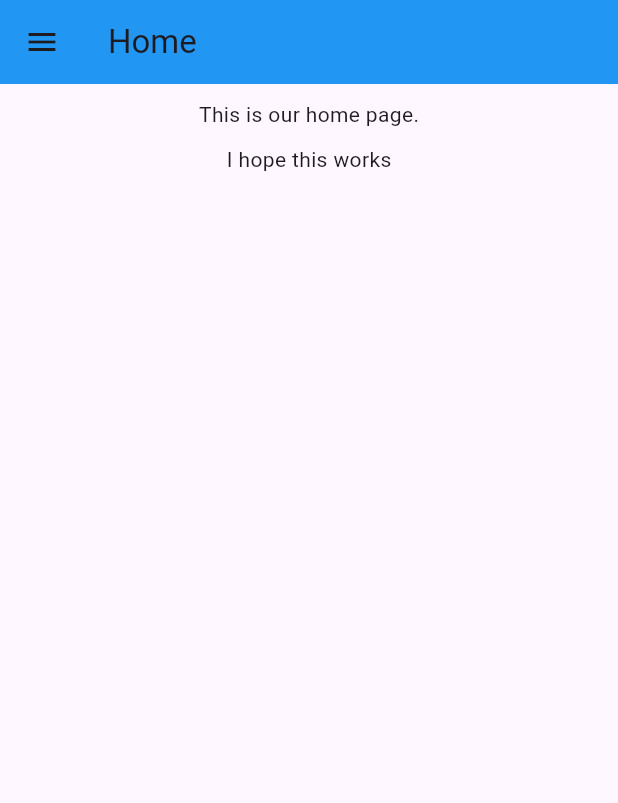
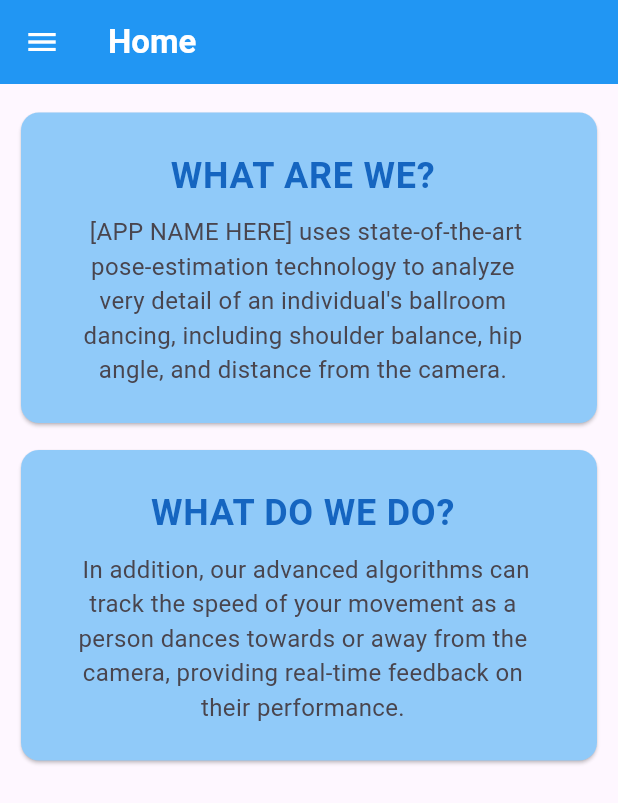
Before and after one commit to Theoshiri/danceApp, a Flutter app: the screen it shows after launch, on a phone screen of 412 x 824 dp. Shown: the top 803 px of the screen. Run offline on Flutter 3.47's test engine with Material 2 defaults, Android fonts, the phone set to English and light mode, and no system bars; our stand-ins replace chewie, cloud_firestore, firebase_core, firebase_storage, image_picker, shared_preferences and 1 more; missing offline and left inert: multilevel_drawer; accounts and stored records are empty; statements that could not run were skipped.

Commit message:
Interface Changes

```diff
--- a/Flutter/lib/home_screen.dart
+++ b/Flutter/lib/home_screen.dart
@@ -10,6 +10,27 @@ class HomePage extends StatefulWidget {
 }
 
 class _HomePageState extends State<HomePage> {
+  List<String> info = [
+    "WHAT ARE WE?| [APP NAME HERE] uses state-of-the-art pose-estimation technology to analyze very detail of an individual's ballroom dancing, including shoulder balance, hip angle, and distance from the camera.",
+    "WHAT DO WE DO?| In addition, our advanced algorithms can track the speed of your movement as a person dances towards or away from the camera, providing real-time feedback on their performance.",
+  ];
+
+  String extractTitle(String text) {
+    final parts = text.split('|');
+    if (parts.isNotEmpty) {
+      return parts[0];
+    }
+    return '';
+  }
+
+  String extractSubtitle(String text) {
+    final parts = text.split('|');
+    if (parts.length > 1) {
+      return parts[1];
+    }
+    return parts[0];
+  }
+
   @override
   Widget build(BuildContext context) {
     return SafeArea(
@@ -19,9 +40,47 @@ class _HomePageState extends State<HomePage> {
           child: Center(
             child: Column(
               children: [
-                Text('This is our home page.'),
-                SizedBox(height: 10.0),
-                Text('I hope this works'),
+                Expanded(
+                  child: ListView.builder(
+                    itemCount: info.length,
+                    itemBuilder: (context, index) {
+                      final infoTitle = extractTitle(info[index]);
+                      final infoSubtitle = extractSubtitle(info[index]);
+                      return Padding(
+                        padding: EdgeInsets.symmetric(vertical: 5.0),
+                        child: Card(
+                          color: Colors.blue[200],
+                          child: Padding(
+                            padding: const EdgeInsets.all(16.0),
+                            child: ListTile(
+                              title: Text(
+                                infoTitle,
+                                textAlign: TextAlign.center,
+                                style: TextStyle(
+                                  fontSize: 24,
+                                  fontWeight: FontWeight.bold,
+                                  color: Colors.blue[800],
+                                ),
+                              ),
+                              subtitle: Column(
+                                children: [
+                                  SizedBox(height: 8.0),
+                                  Text(
+                                    infoSubtitle,
+                                    textAlign: TextAlign.center,
+                                    style: TextStyle(
+                                      fontSize: 16,
+                                    ),
+                                  ),
+                                ],
+                              ),
+                            ),
+                          ),
+                        ),
+                      );
+                    },
+                  ),
+                ),
               ],
             ),
           ),
--- a/Flutter/lib/learn_screen/tip_screen.dart
+++ b/Flutter/lib/learn_screen/tip_screen.dart
@@ -11,6 +11,7 @@ class _TipPageState extends State<TipPage> {
   List<String> tips = [
     "Find a good instructor: Working with a skilled and experienced ballroom dance instructor is crucial. They can teach you proper technique, help you improve your dance skills, and provide valuable feedback and guidance.",
     "Practice makes perfect: The more you practice, the smoother your moves will become.",
+    "Pay attention to footwork: Footwork is a fundamental aspect of ballroom dance. Work on maintaining proper foot placement, weight distribution, and alignment. Practice the different footwork patterns and steps of each dance style to build muscle memory and precision."
   ];
 
   @override
@@ -23,13 +24,14 @@ class _TipPageState extends State<TipPage> {
           Container(
             padding: EdgeInsets.all(16.0),
             decoration: BoxDecoration(
-              color: Colors.blue[300],
+              color: Colors.orangeAccent,
             ),
             child: Text(
               "Here are some useful tips for ballroom dance:",
               style: TextStyle(
                 fontSize: 20,
                 fontWeight: FontWeight.bold,
+                color: Colors.orange[900],
               ),
             ),
           ),
@@ -42,14 +44,14 @@ class _TipPageState extends State<TipPage> {
                   return Card(
                     elevation: 2,
                     margin: EdgeInsets.symmetric(vertical: 8.0),
-                    color: Colors.lightBlue[100],
+                    color: Colors.orangeAccent,
                     child: Padding(
                       padding: const EdgeInsets.all(16.0),
                       child: RichText(
                         text: TextSpan(
                           style: TextStyle(
                             fontSize: 18,
-                            color: Colors.blue[700],
+                            color: Colors.orange[800],
                           ),
                           children: [
                             TextSpan(
@@ -62,7 +64,7 @@ class _TipPageState extends State<TipPage> {
                               text: tips[index],
                               style: TextStyle(
                                 fontSize: 16,
-                                color: Colors.black,
+                                color: Colors.white,
                               ),
                             ),
                           ],
--- a/Flutter/lib/route.dart
+++ b/Flutter/lib/route.dart
@@ -23,6 +23,14 @@ class _RoutePageState extends State<RoutePage> {
   static List<Widget>? _widgetOptions;
   String title = 'Home';
 
+  final Map<int, Color> appBarColors = {
+    0: Colors.blue,
+    1: Colors.orange,
+    2: Colors.orange,
+    3: Colors.pinkAccent,
+    4: Colors.green,
+  };
+
   void initState() {
     _widgetOptions = [
       const HomePage(),
@@ -35,15 +43,18 @@ class _RoutePageState extends State<RoutePage> {
 
   @override
   Widget build(BuildContext context) {
+    Color appBarColor = appBarColors[_selectedIndex] ?? Colors.blue;
     return Scaffold(
       appBar: AppBar(
-        title: Text(title),
-        flexibleSpace: Container(
-          decoration: const BoxDecoration(
-            // color: Color.fromRGBO(155, 241, 140, 1.0),
-            color: Colors.blue,
+        title: Text(
+          title,
+          style: TextStyle(
+            color: Colors.white,
+            fontWeight: FontWeight.bold,
           ),
         ),
+        iconTheme: IconThemeData(color: Colors.white),
+        backgroundColor: appBarColor,
       ),
       drawer: MultiLevelDrawer(
         backgroundColor: Colors.white,
@@ -54,10 +65,6 @@ class _RoutePageState extends State<RoutePage> {
             child: Column(
               mainAxisAlignment: MainAxisAlignment.center,
               children: <Widget>[
-                // Image.asset(
-                //   'assets/images/dance-logo.png',
-                //   fit: BoxFit.fitHeight,
-                // ),
                 Padding(
                   padding: const EdgeInsets.only(
                       top: 60.0, left: 30.0, right: 30.0, bottom: 20.0),
@@ -71,15 +78,6 @@ class _RoutePageState extends State<RoutePage> {
                   style: TextStyle(
                     fontSize: 23.0,
                     fontWeight: FontWeight.bold,
-                    // foreground: Paint()
-                    //   ..shader = ui.Gradient.linear(
-                    //     const Offset(0, 20),
-                    //     const Offset(150, 20),
-                    //     <Color>[
-                    //       Color(0xFF88E763),
-                    //       Color(0xFFE7A563),
-                    //     ],
-                    //   ),
                     color: Colors.black,
                   ),
                 ),
```
